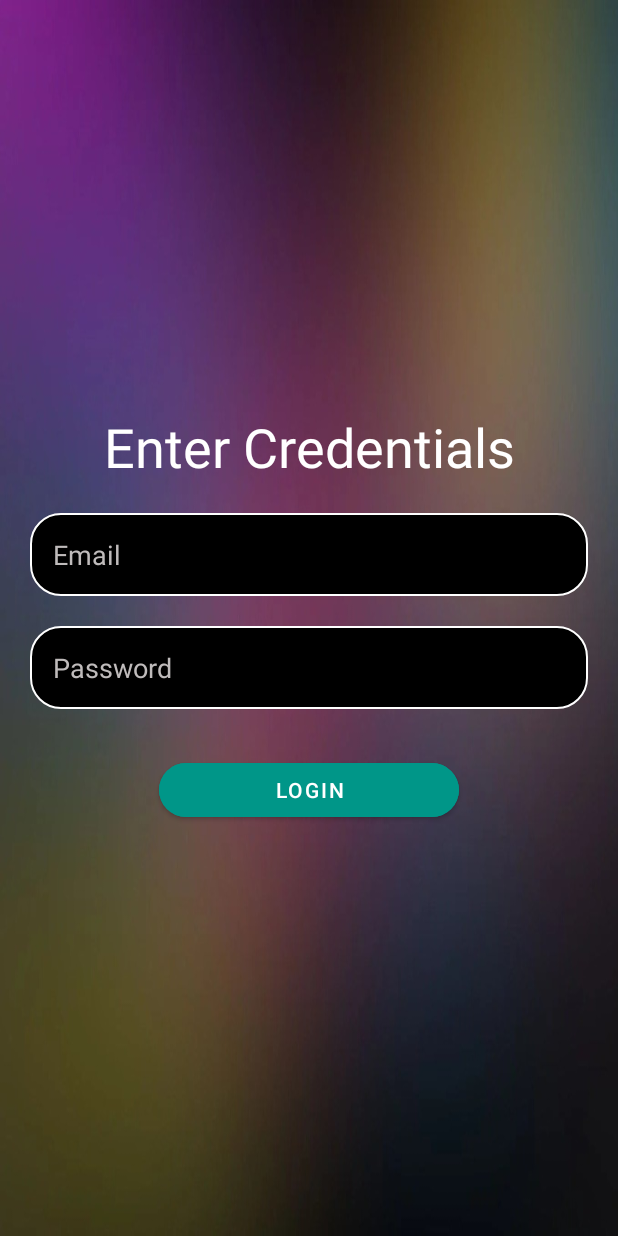
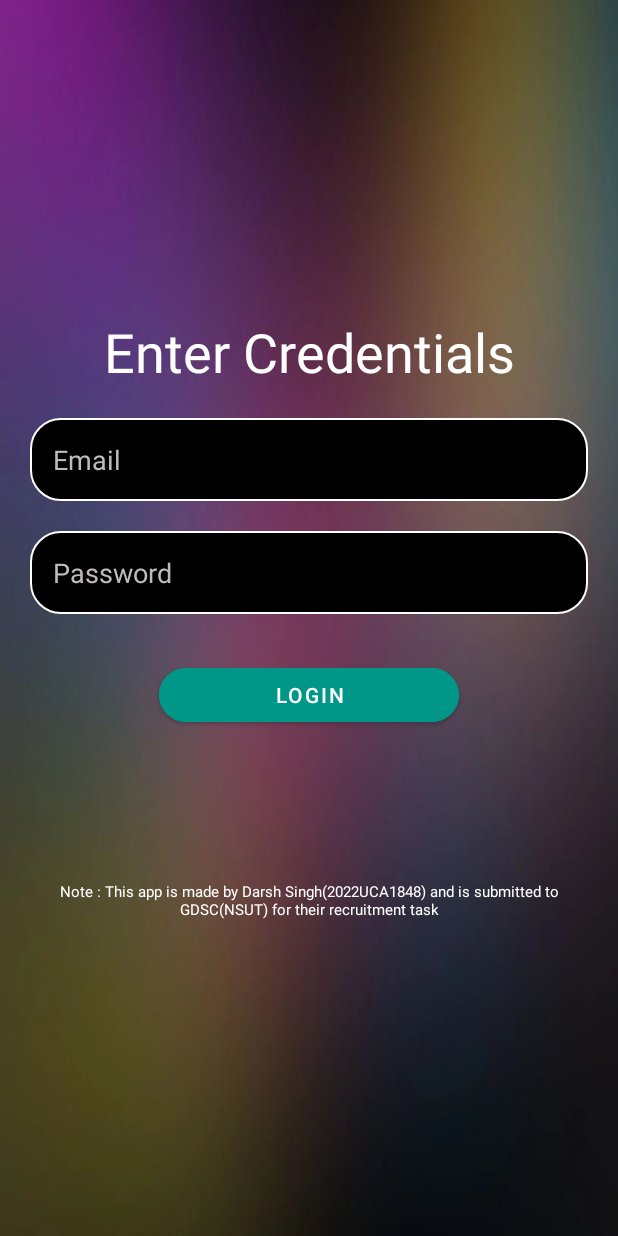
Before and after one commit to darshsingh116/PassKeep, an Android app: the screen it shows after launch (Authentication), on a phone screen of 412 x 824 dp. Run offline under Robolectric (Android 15) with nearby library versions, the phone set to English and light mode, and no system bars; our stand-ins replace Room's generated code.

Commit message:
modified more layout

```diff
--- a/app/src/main/java/com/example/passkeep/MainActivity.kt
+++ b/app/src/main/java/com/example/passkeep/MainActivity.kt
@@ -14,9 +14,7 @@ import kotlinx.coroutines.GlobalScope
 import kotlinx.coroutines.launch
 
 
-// entity - table
-// dao - queries
-// database
+
 
 class MainActivity : AppCompatActivity() {
     private lateinit var database: myDatabase
--- a/app/src/main/java/com/example/passkeep/SplashScreen.kt
+++ b/app/src/main/java/com/example/passkeep/SplashScreen.kt
@@ -28,4 +28,9 @@ class SplashScreen : AppCompatActivity() {
         }, 2000)
     }
 
+    override fun onResume() {
+        super.onResume()
+        val intent = Intent(this, Authentication::class.java)
+        startActivity(intent)
+    }
 }
--- a/app/src/main/res/layout/activity_authentication.xml
+++ b/app/src/main/res/layout/activity_authentication.xml
@@ -52,5 +52,14 @@
         android:backgroundTint="#009688"
         android:text="Login"
         app:cornerRadius="20sp" />
+    <TextView
+        android:layout_width="match_parent"
+        android:layout_height="wrap_content"
+        android:fontFamily="sans-serif"
+        android:gravity="center"
+        android:layout_marginTop="100dp"
+        android:text="Note : This app is made by Darsh Singh(2022UCA1848) and is submitted to GDSC(NSUT) for their recruitment task"
+        android:textColor="@color/white"
+        android:textSize="10sp" />
 
 </LinearLayout>
```
Also changed, not shown: app/src/main/res/layout/activity_main.xml (+11 -4 lines).
